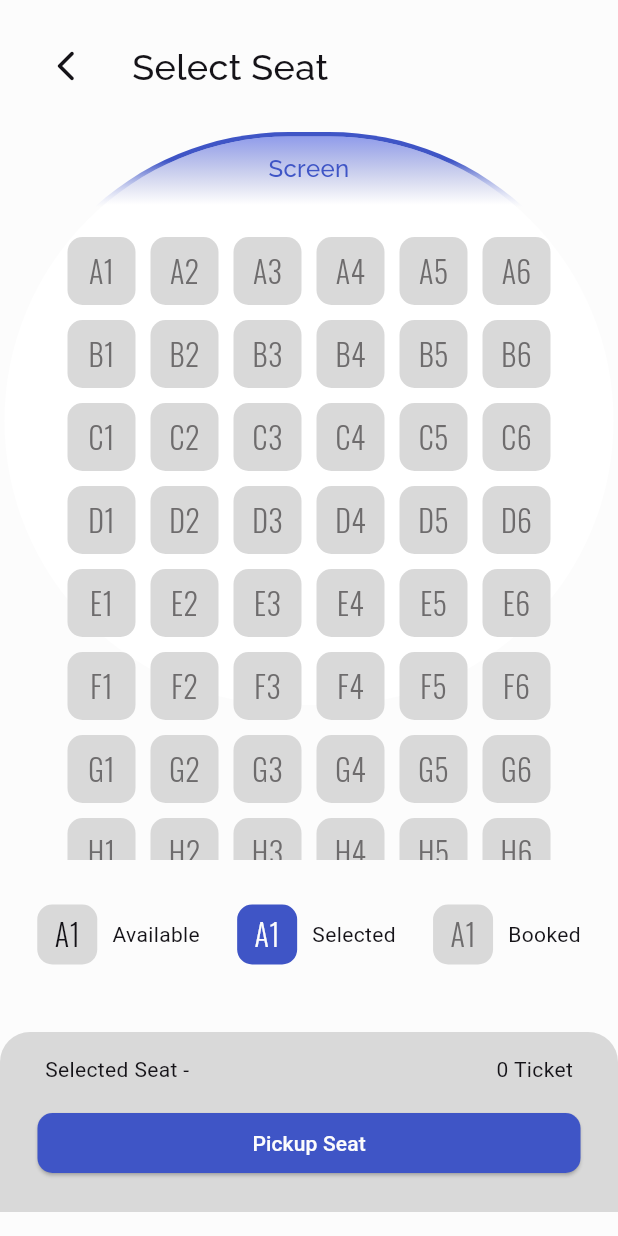
After one commit to Azkina1123/flutix, a Flutter app: the PilihBangku screen opened directly, on a phone screen of 412 x 824 dp. The commit adds this screen. Run offline on Flutter 3.47's test engine with Material 2 defaults, Android fonts, the phone set to English and light mode, and no system bars; our stand-ins replace cloud_firestore, email_validator, equatable, firebase_auth; accounts and stored records are empty.

Commit message:
feat: select seat page

```diff
--- a/lib/ui/pages/pages.dart
+++ b/lib/ui/pages/pages.dart
@@ -15,4 +15,5 @@ part 'sign_up_page.dart';
 part 'success_checkout_page.dart';
 part 'checkout_page.dart';
 part 'schedule_place_page.dart';
-part 'detail_ticket_page.dart';
+// part 'detail_ticket_page.dart';
+part 'pilih_bangku_page.dart';
--- /dev/null
+++ b/lib/ui/pages/pilih_bangku_page.dart
@@ -0,0 +1,324 @@
+part of 'pages.dart';
+
+class PilihBangku extends StatefulWidget {
+  PilihBangku({super.key});
+
+  @override
+  State<PilihBangku> createState() => _PilihBangkuState();
+}
+
+class _PilihBangkuState extends State<PilihBangku> {
+  List<String> seatNumber = [
+    "A1",
+    "A2",
+    "A3",
+    "A4",
+    "A5",
+    "A6",
+    "B1",
+    "B2",
+    "B3",
+    "B4",
+    "B5",
+    "B6",
+    "C1",
+    "C2",
+    "C3",
+    "C4",
+    "C5",
+    "C6",
+    "D1",
+    "D2",
+    "D3",
+    "D4",
+    "D5",
+    "D6",
+    "E1",
+    "E2",
+    "E3",
+    "E4",
+    "E5",
+    "E6",
+    "F1",
+    "F2",
+    "F3",
+    "F4",
+    "F5",
+    "F6",
+    "G1",
+    "G2",
+    "G3",
+    "G4",
+    "G5",
+    "G6",
+    "H1",
+    "H2",
+    "H3",
+    "H4",
+    "H5",
+    "H6"
+  ];
+
+  @override
+  Widget build(BuildContext context) {
+    return Scaffold(
+      body: ListView(
+        children: [
+          Row(
+            children: [
+              Padding(
+                padding: const EdgeInsets.all(20),
+                child: IconButton(
+                  icon: Icon(Icons.arrow_back_ios_new_rounded),
+                  onPressed: () {
+                    setState(() {
+                      Navigator.pop(context);
+                    });
+                  },
+                ),
+              ),
+              Text(
+                "Select Seat",
+                style: TextStyle(
+                  fontFamily: 'Raleway',
+                  fontWeight: FontWeight.w500,
+                  fontSize: 24,
+                ),
+              ),
+            ],
+          ),
+          Stack(
+            children: [
+              Container(
+                width: width(context),
+                height: 485,
+                child: Container(
+                  margin: const EdgeInsets.only(bottom: 100),
+                  width: width(context),
+                  height: 380,
+                  decoration: BoxDecoration(
+                    borderRadius: BorderRadius.circular(350),
+                    gradient: LinearGradient(
+                      begin: Alignment.topCenter,
+                      end: Alignment.bottomCenter,
+                      stops: [0.05, 0.13, 1],
+                      colors: [
+                        colors['cerulean-blue']!,
+                        Color.fromARGB(0, 189, 196, 239),
+                        Color.fromARGB(0, 79, 92, 175)
+                      ],
+                    ),
+                    // color: Colors.transparent
+                  ),
+                  child: Container(
+                    margin: const EdgeInsets.all(3),
+                    decoration: BoxDecoration(
+                      borderRadius: BorderRadius.circular(200),
+                      color: Colors.white,
+                    ),
+                    child: Container(
+                      decoration: BoxDecoration(
+                        borderRadius: BorderRadius.circular(200),
+                        // color: Colors.black45,
+                        gradient: LinearGradient(
+                          begin: Alignment.topCenter,
+                          end: Alignment.bottomCenter,
+                          stops: [0, 0.12, 1],
+                          colors: [
+                            Color.fromARGB(162, 81, 100, 224),
+                            Color.fromARGB(0, 79, 92, 175),
+                            Color.fromARGB(0, 79, 92, 175)
+                          ],
+                        ),
+                      ),
+                      child: Padding(
+                        padding: const EdgeInsets.only(top: 10),
+                        child: Text(
+                          "Screen",
+                          textAlign: TextAlign.center,
+                          style: TextStyle(
+                            fontSize: 16,
+                            fontFamily: 'Raleway',
+                            fontWeight: FontWeight.w500,
+                            color: lightMode
+                                ? colors['cerulean-blue']
+                                : colors['cerulean-blue'],
+                          ),
+                        ),
+                      ),
+                    ),
+                  ),
+                ),
+              ),
+              Positioned(
+                left: 20,
+                right: 20,
+                child: Container(
+                  margin: EdgeInsets.only(top: 65, left: 20, right: 20),
+                  child: Row(
+                    children: [
+                      Expanded(
+                        child: Align(
+                          alignment: Alignment.center,
+                          child: GridView.builder(
+                            gridDelegate:
+                                SliverGridDelegateWithFixedCrossAxisCount(
+                                    crossAxisCount: 6),
+                            shrinkWrap: true,
+                            itemBuilder: (_, i) {
+                              return seatButton(
+                                  seat: seatNumber[i], selected: false);
+                            },
+                            itemCount: seatNumber.length,
+                          ),
+                        ),
+                      ),
+                    ],
+                  ),
+                ),
+              ),
+            ],
+          ),
+          SizedBox(height: 30),
+          Row(
+            mainAxisAlignment: MainAxisAlignment.spaceEvenly,
+            children: [
+              Row(
+                children: [
+                  Container(
+                    width: 40,
+                    height: 40,
+                    decoration: BoxDecoration(
+                        borderRadius: BorderRadius.circular(10),
+                        color: lightMode
+                            ? colors['light-grey']
+                            : colors['dark-jungle-green']),
+                    child: Align(
+                      alignment: Alignment.center,
+                      child: Text(
+                        "A1",
+                        style: TextStyle(
+                          fontSize: 20,
+                          fontFamily: 'Oswald',
+                          fontWeight: FontWeight.w300,
+                          color:
+                              lightMode ? colors['cinder'] : colors['cinder'],
+                        ),
+                      ),
+                    ),
+                  ),
+                  Padding(
+                    padding: const EdgeInsets.only(left: 10),
+                    child: Text("Available"),
+                  ),
+                ],
+              ),
+              Row(
+                children: [
+                  Container(
+                    width: 40,
+                    height: 40,
+                    decoration: BoxDecoration(
+                        borderRadius: BorderRadius.circular(10),
+                        color: lightMode
+                            ? colors['cerulean-blue']
+                            : colors['cerulean-blue']),
+                    child: Align(
+                      alignment: Alignment.center,
+                      child: Text(
+                        "A1",
+                        style: TextStyle(
+                          fontSize: 20,
+                          fontFamily: 'Oswald',
+                          fontWeight: FontWeight.w300,
+                          color: lightMode
+                              ? colors['soapstone']
+                              : colors['soapstone'],
+                        ),
+                      ),
+                    ),
+                  ),
+                  Padding(
+                    padding: const EdgeInsets.only(left: 10),
+                    child: Text("Selected"),
+                  ),
+                ],
+              ),
+              Row(
+                children: [
+                  Container(
+                    width: 40,
+                    height: 40,
+                    decoration: BoxDecoration(
+                        borderRadius: BorderRadius.circular(10),
+                        color: lightMode
+                            ? colors['light-grey']
+                            : colors['dark-jungle-green']),
+                    child: Align(
+                      alignment: Alignment.center,
+                      child: Text(
+                        "A1",
+                        style: TextStyle(
+                          fontSize: 20,
+                          fontFamily: 'Oswald',
+                          fontWeight: FontWeight.w300,
+                          color: lightMode
+                              ? colors['dove-grey']
+                              : colors['dove-grey'],
+                        ),
+                      ),
+                    ),
+                  ),
+                  Padding(
+                    padding: const EdgeInsets.only(left: 10),
+                    child: Text("Booked"),
+                  ),
+                ],
+              ),
+            ],
+          ),
+          SizedBox(height: 45),
+          Container(
+            height: 120,
+            width: double.maxFinite,
+            decoration: BoxDecoration(
+                color: lightMode
+                    ? colors['light-grey']
+                    : colors['dark-jungle-green'],
+                borderRadius:
+                    BorderRadius.vertical(top: Radius.circular(20.0))),
+            child: Padding(
+              padding: EdgeInsets.only(top: 15),
+              child: Column(
+                children: [
+                  Padding(
+                    padding: EdgeInsets.only(left: 30, right: 30),
+                    child: Row(
+                      mainAxisAlignment: MainAxisAlignment.spaceBetween,
+                      children: [
+                        Text("Selected Seat " + "-"),
+                        Text(
+                          //tampilkan jumlah tiket sesuai jumlah bangku yang dipilih
+                          //tiket 0
+                          "0"+" Ticket"),
+                      ],
+                    ),
+                  ),
+                  SizedBox(height: 15,),
+                  SizedBox(
+                    width: width(context) - 50,
+                    child: ElevatedButton(
+                      onPressed: () {
+
+                    }, child: Text("Pickup Seat"),
+                    ),
+                  ),
+                ],
+              ),
+            ),
+          ),
+        ],
+      ),
+    );
+  }
+}
--- /dev/null
+++ b/lib/ui/widgets/seat_button.dart
@@ -0,0 +1,59 @@
+part of 'widgets.dart';
+
+class seatButton extends StatefulWidget {
+  String seat;
+  bool selected;
+
+  seatButton(
+      {super.key,
+      required this.seat,
+      required this.selected});
+
+  @override
+  State<seatButton> createState() => _seatButtonState();
+}
+
+class _seatButtonState extends State<seatButton> {
+  bool press = false;
+  bool available = false;
+
+  @override
+  Widget build(BuildContext context) {
+    return GestureDetector(
+        onTap: () {
+          press = !press;
+        },
+        child: Padding(
+          padding: const EdgeInsets.all(5),
+          child: Container(
+            width: 40,
+            height: 40,
+            decoration: BoxDecoration(
+                borderRadius: BorderRadius.circular(10),
+                color: widget.selected == true
+                    ? colors['cerulean-blue']
+                    : lightMode
+                        ? colors['light-grey']
+                        : colors['dark-jungle-green']),
+            child: Align(
+              alignment: Alignment.center,
+              child: Text(
+                widget.seat,
+                style: TextStyle(
+                  fontSize: 20,
+                  fontFamily: 'Oswald',
+                  fontWeight: FontWeight.w300,
+                    color: widget.selected == true
+                        ? colors['soapstone']
+                        : available == true
+                            ? colors['cinder']
+                            : lightMode
+                                ? colors['dove-grey']
+                                : colors['dove-grey']),
+              ),
+            ),
+          ),
+        ),
+      );
+  }
+}
--- a/lib/ui/widgets/widgets.dart
+++ b/lib/ui/widgets/widgets.dart
@@ -14,3 +14,4 @@ part 'setting_tile.dart';
 part 'cast_photo.dart';
 // part 'bottom_navigation.dart';
 part 'text_field.dart';
+part 'seat_button.dart';
```
